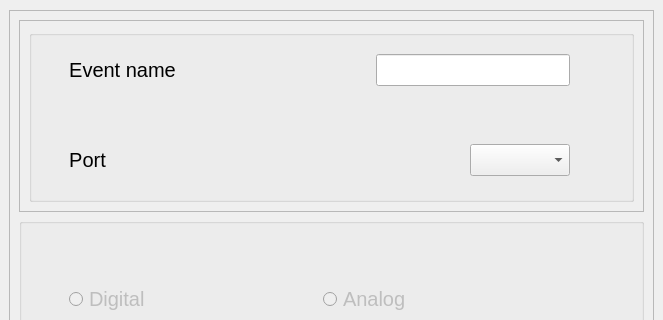
The window that UI/create_new_event.ui (KehatSudri/Behavior_System2.0) describes before a commit, drawn with Qt 5; both pictures show x 0 to 663 and y 88 to 408 of the 663 by 795 pixel window.
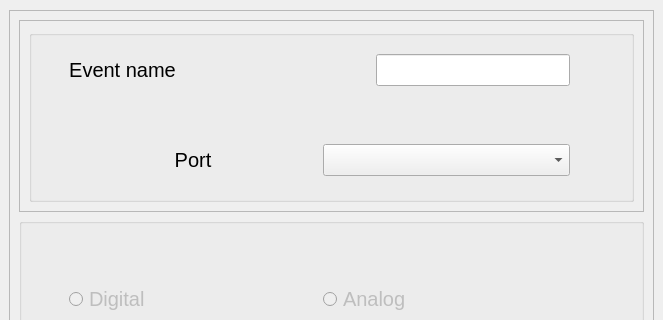
The same window after the commit.

```diff
--- a/UI/create_new_event.ui
+++ b/UI/create_new_event.ui
@@ -116,8 +116,8 @@
         <rect>
          <x>0</x>
          <y>0</y>
-         <width>637</width>
-         <height>574</height>
+         <width>643</width>
+         <height>600</height>
         </rect>
        </property>
        <layout class="QGridLayout" name="gridLayout">
@@ -158,19 +158,6 @@
                  </property>
                 </widget>
                </item>
-               <item>
-                <spacer name="horizontalSpacer_2">
-                 <property name="orientation">
-                  <enum>Qt::Horizontal</enum>
-                 </property>
-                 <property name="sizeHint" stdset="0">
-                  <size>
-                   <width>40</width>
-                   <height>20</height>
-                  </size>
-                 </property>
-                </spacer>
-               </item>
                <item>
                 <widget class="QComboBox" name="ports_comboBox"/>
                </item>
```
